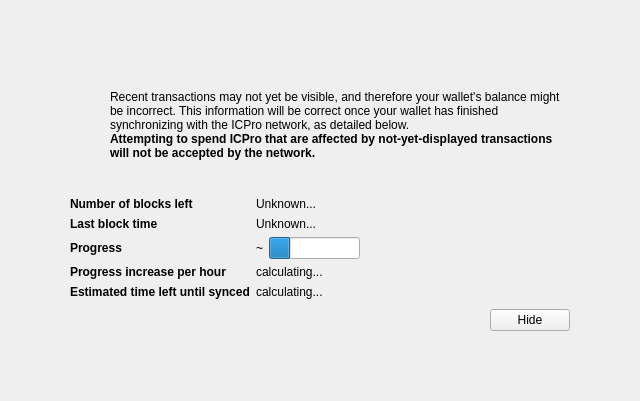
investmentblockchain/IBP-Core, file src/qt/forms/modaloverlay.ui: the form before one commit.
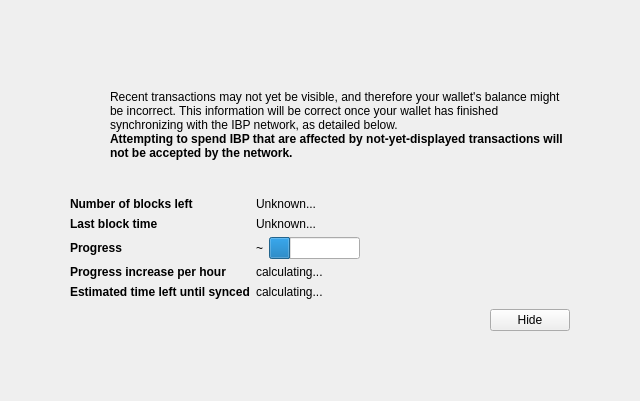
The form after the commit. Icons and pictures are not drawn. Custom widgets are drawn as their Qt base class.

Patch:
```diff
--- a/src/qt/forms/modaloverlay.ui
+++ b/src/qt/forms/modaloverlay.ui
@@ -128,7 +128,7 @@
              <item>
               <widget class="QLabel" name="infoText">
                <property name="text">
-                <string>Recent transactions may not yet be visible, and therefore your wallet's balance might be incorrect. This information will be correct once your wallet has finished synchronizing with the ICPro network, as detailed below.</string>
+                <string>Recent transactions may not yet be visible, and therefore your wallet's balance might be incorrect. This information will be correct once your wallet has finished synchronizing with the IBP network, as detailed below.</string>
                </property>
                <property name="textFormat">
                 <enum>Qt::RichText</enum>
@@ -147,7 +147,7 @@
                 </font>
                </property>
                <property name="text">
-                <string>Attempting to spend ICPro that are affected by not-yet-displayed transactions will not be accepted by the network.</string>
+                <string>Attempting to spend IBP that are affected by not-yet-displayed transactions will not be accepted by the network.</string>
                </property>
                <property name="textFormat">
                 <enum>Qt::RichText</enum>
```
